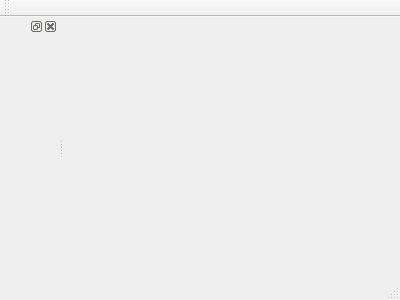
This is main/mainwindow.ui in DrSensor/GCS-for-SBC as Qt 5 draws it before an edit. The edited form follows.
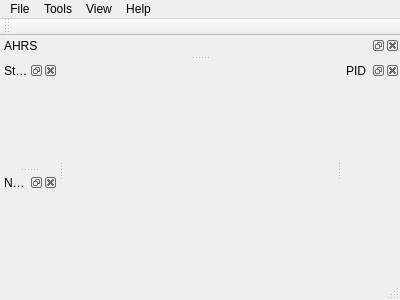
This is the edited form. Custom widgets are drawn as their Qt base class.

Commit message: phase 2  fixing everything and adding to main window

```diff
--- a/main/mainwindow.ui
+++ b/main/mainwindow.ui
@@ -20,9 +20,36 @@
      <x>0</x>
      <y>0</y>
      <width>400</width>
-     <height>25</height>
+     <height>20</height>
     </rect>
    </property>
+   <widget class="QMenu" name="menuFile">
+    <property name="title">
+     <string>File</string>
+    </property>
+   </widget>
+   <widget class="QMenu" name="menuConnect">
+    <property name="title">
+     <string>Tools</string>
+    </property>
+    <addaction name="actionConnect"/>
+   </widget>
+   <widget class="QMenu" name="menuView">
+    <property name="title">
+     <string>View</string>
+    </property>
+   </widget>
+   <widget class="QMenu" name="menuHelp">
+    <property name="title">
+     <string>Help</string>
+    </property>
+    <addaction name="actionAbout"/>
+    <addaction name="actionAbout_Qt"/>
+   </widget>
+   <addaction name="menuFile"/>
+   <addaction name="menuConnect"/>
+   <addaction name="menuView"/>
+   <addaction name="menuHelp"/>
   </widget>
   <widget class="QToolBar" name="mainToolBar">
    <attribute name="toolBarArea">
@@ -33,12 +60,57 @@
    </attribute>
   </widget>
   <widget class="QStatusBar" name="statusBar"/>
-  <widget class="QDockWidget" name="dockWidget">
+  <widget class="QDockWidget" name="streamingDocks">
+   <property name="windowTitle">
+    <string>Streaming</string>
+   </property>
    <attribute name="dockWidgetArea">
     <number>1</number>
    </attribute>
    <widget class="Streaming" name="dockWidgetContents"/>
   </widget>
+  <widget class="QDockWidget" name="AHRSDocks">
+   <property name="windowTitle">
+    <string>AHRS</string>
+   </property>
+   <attribute name="dockWidgetArea">
+    <number>4</number>
+   </attribute>
+   <widget class="AHRS" name="ahrsWidget"/>
+  </widget>
+  <widget class="QDockWidget" name="navigationDocks">
+   <property name="windowTitle">
+    <string>Navigation</string>
+   </property>
+   <attribute name="dockWidgetArea">
+    <number>1</number>
+   </attribute>
+   <widget class="Navigation" name="navigationWidget"/>
+  </widget>
+  <widget class="QDockWidget" name="PIDDocks">
+   <property name="windowTitle">
+    <string>PID</string>
+   </property>
+   <attribute name="dockWidgetArea">
+    <number>2</number>
+   </attribute>
+   <widget class="ControlPID" name="PIDWidget"/>
+  </widget>
+  <action name="actionAbout">
+   <property name="text">
+    <string>About</string>
+   </property>
+  </action>
+  <action name="actionAbout_Qt">
+   <property name="text">
+    <string>About Qt</string>
+   </property>
+  </action>
+  <action name="actionConnect">
+   <property name="text">
+    <string>Connect</string>
+   </property>
+  </action>
  </widget>
  <layoutdefault spacing="6" margin="11"/>
  <customwidgets>
@@ -48,6 +120,24 @@
    <header location="global">streaming.h</header>
    <container>1</container>
   </customwidget>
+  <customwidget>
+   <class>AHRS</class>
+   <extends>QWidget</extends>
+   <header location="global">ahrs.h</header>
+   <container>1</container>
+  </customwidget>
+  <customwidget>
+   <class>Navigation</class>
+   <extends>QWidget</extends>
+   <header location="global">navigation.h</header>
+   <container>1</container>
+  </customwidget>
+  <customwidget>
+   <class>ControlPID</class>
+   <extends>QWidget</extends>
+   <header location="global">controlpid.h</header>
+   <container>1</container>
+  </customwidget>
  </customwidgets>
  <resources/>
  <connections/>
```
Left out of the diff: 2 changed lines with no effect on the pictures. The commit also changes 21 other files.
